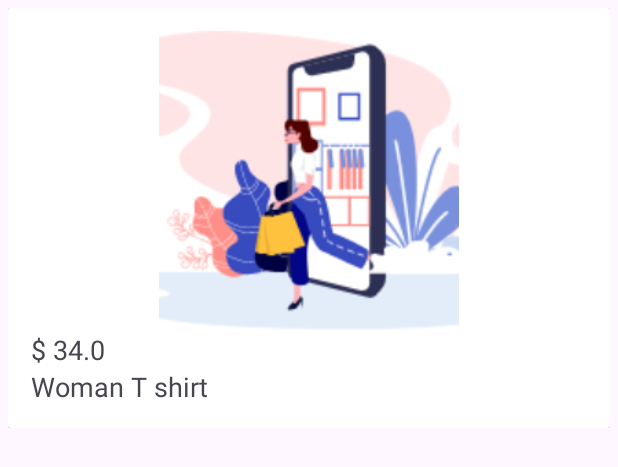
After one commit to nigabeto/RosaFoodsMobile, an Android app: the layout single_item_layout.xml on its own in the app's theme, with its tools: preview values and no code run, on a phone screen of 412 x 824 dp. The commit adds this screen. Shown: the top 467 px of the screen. Run offline under Robolectric (Android 15) with nearby library versions, the phone set to English and light mode, and no system bars.

Commit message:
Implementaçao do ItemsRecyclerAdapter.java e single_item_layout.xml para visualizaçao de Categorias e See All

```diff
--- a/app/src/main/java/com/jrmedia/rosafoods/adapter/CategoryAdapter.java
+++ b/app/src/main/java/com/jrmedia/rosafoods/adapter/CategoryAdapter.java
@@ -12,6 +12,7 @@ import androidx.recyclerview.widget.RecyclerView;
 
 import com.bumptech.glide.Glide;
 import com.jrmedia.rosafoods.ItemActivity;
+import com.jrmedia.rosafoods.ItemsActivity;
 import com.jrmedia.rosafoods.R;
 import com.jrmedia.rosafoods.domain.Category;
 
@@ -43,7 +44,7 @@ public class CategoryAdapter extends RecyclerView.Adapter<CategoryAdapter.ViewHo
         holder.mTypeImg.setOnClickListener(new View.OnClickListener() {
             @Override
             public void onClick(View view) {
-                Intent intent=new Intent(context, ItemActivity.class);
+                Intent intent=new Intent(context, ItemsActivity.class);
                 /*intent.putExtra("type", mCategoryList.get(position).getType());*/
                 intent.putExtra("type", mCategoryList.get(holder.getAdapterPosition()).getType());
 
--- /dev/null
+++ b/app/src/main/res/layout/single_item_layout.xml
@@ -0,0 +1,42 @@
+<?xml version="1.0" encoding="utf-8"?>
+<LinearLayout
+    xmlns:android="http://schemas.android.com/apk/res/android"
+    xmlns:app="http://schemas.android.com/apk/res-auto"
+    android:layout_width="match_parent"
+    android:layout_height="wrap_content"
+    android:padding="5dp">
+    <androidx.cardview.widget.CardView
+        android:layout_width="match_parent"
+        android:layout_height="wrap_content"
+        android:padding="5dp">
+        <LinearLayout
+            android:layout_width="match_parent"
+            android:layout_height="wrap_content"
+            android:gravity="center"
+            android:padding="15dp"
+            android:orientation="vertical">
+
+            <ImageView
+                android:id="@+id/item_image"
+                android:layout_width="200dp"
+                android:layout_height="200dp"
+                android:scaleType="centerCrop"
+                app:srcCompat="@drawable/art_word" />
+
+            <TextView
+                android:id="@+id/item_cost"
+                android:layout_width="match_parent"
+                android:layout_height="wrap_content"
+                android:textSize="18sp"
+                android:text="$ 34.0" />
+
+            <TextView
+                android:id="@+id/item_nam"
+                android:layout_width="match_parent"
+                android:layout_height="wrap_content"
+                android:textSize="18sp"
+                android:text="Woman T shirt" />
+        </LinearLayout>
+    </androidx.cardview.widget.CardView>
+
+</LinearLayout>
```
Also changed, not shown: app/src/main/AndroidManifest.xml (+18 -10 lines), app/src/main/java/com/jrmedia/rosafoods/ItemsActivity.java (added, +114 -0 lines), app/src/main/java/com/jrmedia/rosafoods/adapter/ItemsRecyclerAdapter.java (added, +90 -0 lines), app/src/main/java/com/jrmedia/rosafoods/domain/Items.java (added, +61 -0 lines), app/src/main/java/com/jrmedia/rosafoods/fragment/HomeFragment.java (+30 -0 lines), app/src/main/res/layout/activity_items.xml (added, +29 -0 lines).
